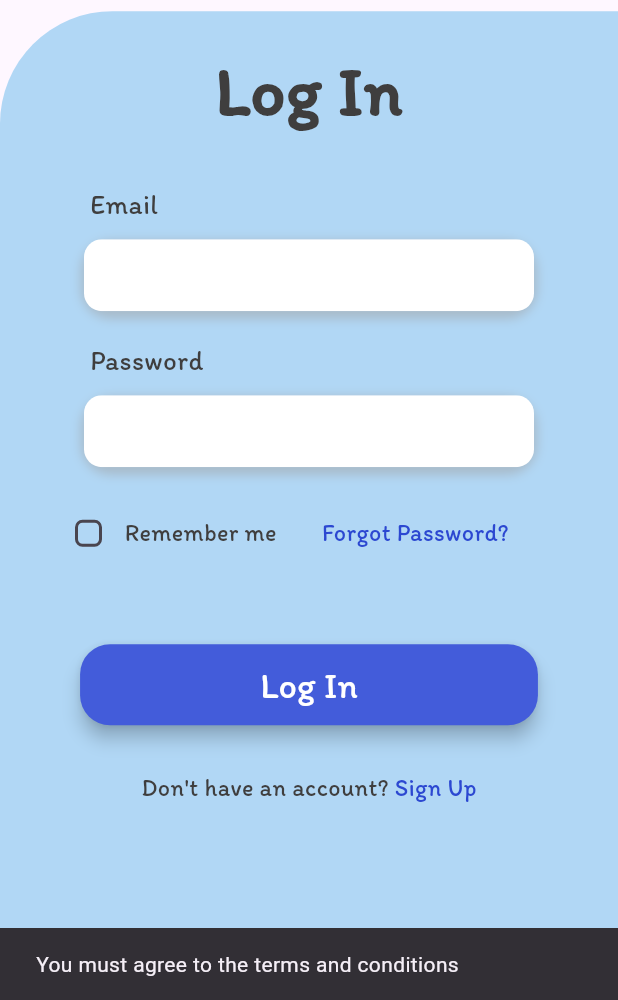
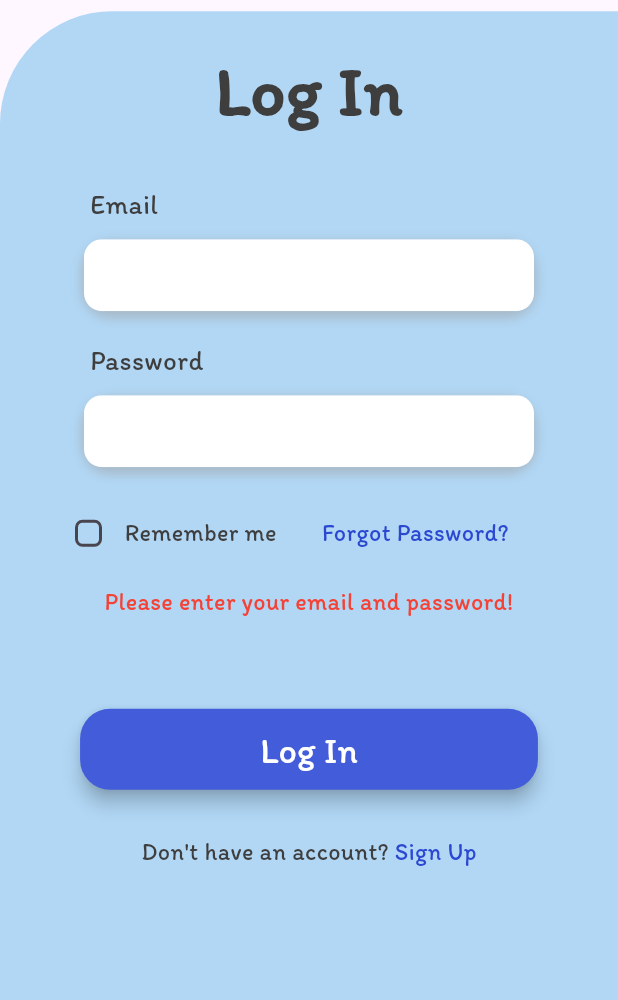
Before and after one commit to xufr5h/Hydro-Chronicle, a Flutter app: the SignIn screen opened directly, after a tap on "Log In", on a phone screen of 412 x 824 dp, the part 236-1236 px from its top. Run offline on Flutter 3.47's test engine with Material 3 defaults, Android fonts, the phone set to English and light mode, and no system bars; our stand-ins replace firebase_auth, firebase_core; accounts and stored records are empty.

Commit message:
added the error handling in sign in and sign up

```diff
--- a/lib/sign_in.dart
+++ b/lib/sign_in.dart
@@ -18,27 +18,34 @@ class _SignInState extends State<SignIn> {
   firebase_auth.FirebaseAuth auth = firebase_auth.FirebaseAuth.instance;
   bool checkBoxValue = false;
   bool circular = false;
+  String? errorMessage;
 
   Future<void> signIn() async {
-    if (!checkBoxValue) {
-      ScaffoldMessenger.of(context).showSnackBar(
-        const SnackBar(
-          content: Text('You must agree to the terms and conditions'),
-        ),
-      );
-      return;
-    }
-    if (_passwordController.text.isEmpty || _emailController.text.isEmpty) {
-      ScaffoldMessenger.of(context).showSnackBar(
-        const SnackBar(
-          content: Text('Please fill all the fields'),
-        ),
-      );
-      return;
-    }
+    setState(() {
+      errorMessage = null;
+    });
     setState(() {
       circular = true;
     });
+    if (_emailController.text.isEmpty && _passwordController.text.isEmpty) {
+      setState(() {
+        errorMessage = "Please enter your email and password!";
+      });
+      return;
+    }
+    if (_emailController.text.isEmpty) {
+      setState(() {
+        errorMessage = "Please enter your email!";
+      });
+      return;
+    }
+    if (_passwordController.text.isEmpty) {
+      setState(() {
+        errorMessage = "Please enter your password!";
+      });
+      return;
+    }
+
     try {
       firebase_auth.UserCredential userCredential =
           await auth.signInWithEmailAndPassword(
@@ -49,9 +56,25 @@ class _SignInState extends State<SignIn> {
       Navigator.pushReplacement(
           context, MaterialPageRoute(builder: (context) => const HomePage()));
     } catch (e) {
-      ScaffoldMessenger.of(context).showSnackBar(
-        SnackBar(content: Text("Error: ${e.toString()}")),
-      );
+      String errorText = e.toString();
+      if (e is firebase_auth.FirebaseAuthException) {
+        switch (e.code) {
+          case 'user-not-found':
+            errorText = "User not found!";
+            break;
+          case 'wrong-password':
+            errorText = "Wrong password!";
+            break;
+          case 'invalid-email':
+            errorText = "Invalid email!";
+            break;
+          default:
+            errorText = "An unknown error occurred!";
+        }
+      }
+      setState(() {
+        errorMessage = errorText;
+      });
     }
     setState(() {
       circular = false;
@@ -162,6 +185,22 @@ class _SignInState extends State<SignIn> {
                         ),
                       ],
                     ),
+                    // error handling
+                    if (errorMessage != null)
+                      Padding(
+                        padding: const EdgeInsets.symmetric(
+                            horizontal: 20, vertical: 10),
+                        child: Text(
+                          errorMessage!,
+                          style: const TextStyle(
+                            color: Colors.red,
+                            fontSize: 16,
+                            fontFamily: 'Itim',
+                          ),
+                          textAlign: TextAlign.center,
+                        ),
+                      ),
+                    // button
                     const SizedBox(height: 50),
                     ElevatedButton(
                       onPressed: signIn,
```
